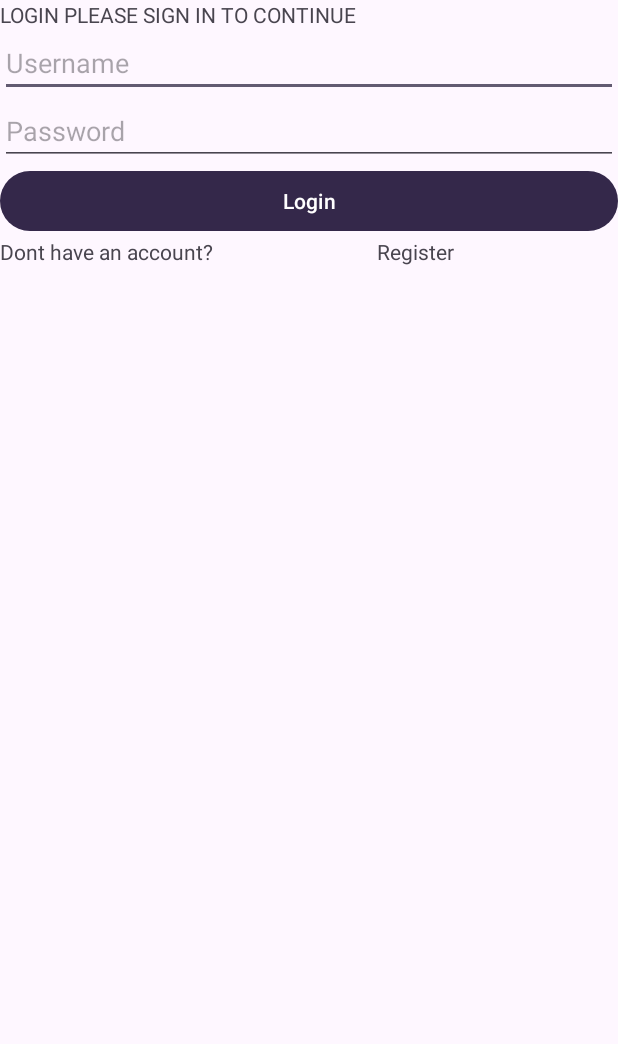
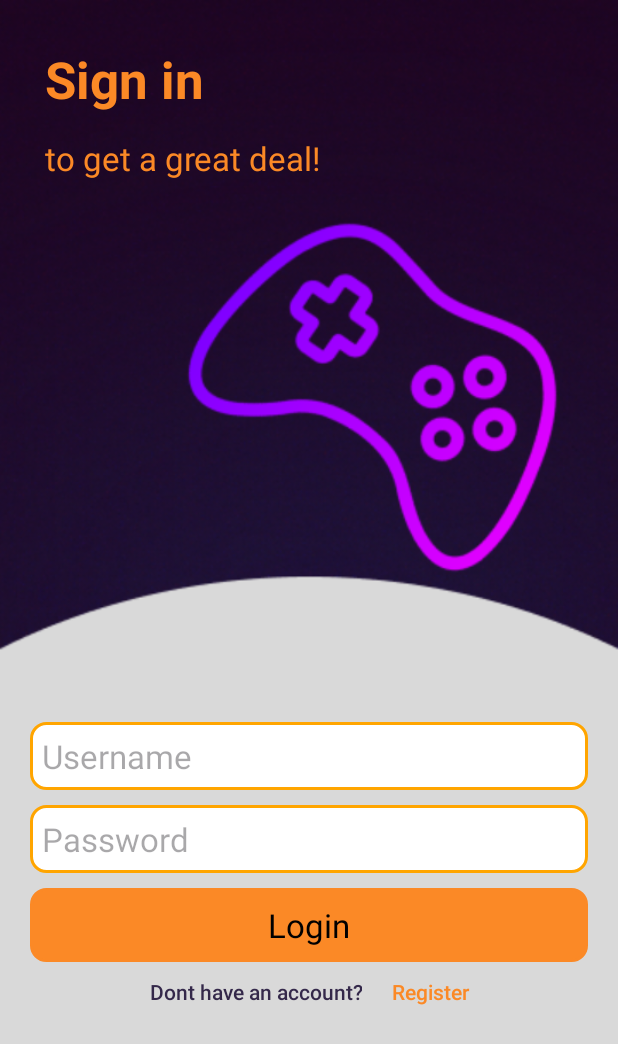
Before and after one commit to Haritch-6509650757/CS361_Project, an Android app: the screen it shows after launch (LoginActivity), on a phone screen of 412 x 824 dp. Shown: the top 1044 px of the screen. Run offline under Robolectric (Android 15) with nearby library versions, the phone set to English and light mode, and no system bars; our stand-ins replace Volley.

Commit message:
add login page

```diff
--- a/app/src/main/java/com/example/cs361_project/LoginActivity.java
+++ b/app/src/main/java/com/example/cs361_project/LoginActivity.java
@@ -92,10 +92,12 @@ public class LoginActivity extends AppCompatActivity {
                     @Override
                     public void onResponse(String response) {
                         Log.i("DbVolley", response);
+                        int jsonStart = response.indexOf('{');
                         try {
-                            JSONObject c = new JSONObject(response);
+                            JSONObject c = new JSONObject(response.substring(jsonStart));
                             String status = c.getString("status");
                             String message = c.getString("message");
+                            Log.i("CheckerrJson", c.toString());
                             if(status.equals("success")){
                                 username = c.getString("username");
                                 apiKey = c.getString("apiKey");
@@ -115,8 +117,12 @@ public class LoginActivity extends AppCompatActivity {
                                     finish();
                                 }
 
+                            } else if(message.equals("Retry with correct username and password")){
+                                dialogerr.setMessage(R.string.retryconrectuserpass);
+                                dialogerr.show();
                             } else {
                                 Log.e("err", message);
+
                             }
 
                         } catch (JSONException e) {
--- a/app/src/main/res/layout/login_page.xml
+++ b/app/src/main/res/layout/login_page.xml
@@ -4,47 +4,82 @@
     xmlns:tools="http://schemas.android.com/tools"
     android:id="@+id/main"
     android:layout_width="match_parent"
-    android:layout_height="wrap_content"
+    android:layout_height="match_parent"
+    android:background="@drawable/login_page"
     android:orientation="vertical"
     tools:context=".LoginActivity">
 
 
+    <TextView
+        android:id="@+id/textView"
+        android:layout_width="match_parent"
+        android:layout_height="wrap_content"
+        android:layout_marginStart="30dp"
+        android:layout_marginTop="30dp"
+        android:text="@string/signin"
+        android:textAppearance="@style/TextAppearance.AppCompat.Display1"
+        android:textColor="@color/orangetext"
+        android:textStyle="bold" />
+
+    <TextView
+        android:id="@+id/textView3"
+        android:layout_width="match_parent"
+        android:layout_height="wrap_content"
+        android:layout_marginStart="30dp"
+        android:layout_marginTop="15dp"
+        android:text="@string/greatdeal"
+        android:textAppearance="@style/TextAppearance.AppCompat.Large"
+        android:textColor="@color/orangetext" />
+
+    <Space
+        android:layout_width="match_parent"
+        android:layout_height="wrap_content"
+        android:layout_weight="5" />
+
     <LinearLayout
         android:layout_width="match_parent"
-        android:layout_height="match_parent"
+        android:layout_height="wrap_content"
+        android:layout_margin="20dp"
+        android:layout_weight="2"
         android:orientation="vertical">
-
-        <TextView
-            android:id="@+id/textView"
-            android:layout_width="match_parent"
-            android:layout_height="wrap_content"
-            android:text="LOGIN PLEASE SIGN IN TO CONTINUE" />
 
         <EditText
             android:id="@+id/loginusername"
             android:layout_width="match_parent"
             android:layout_height="wrap_content"
+            android:layout_marginTop="10dp"
+            android:background="@drawable/rounded_orange_border"
             android:ems="10"
             android:hint="@string/username"
-            android:inputType="text" />
+            android:inputType="text"
+            android:textAppearance="@style/TextAppearance.AppCompat.Large" />
 
         <EditText
             android:id="@+id/loginpassword"
             android:layout_width="match_parent"
             android:layout_height="wrap_content"
+            android:layout_marginTop="10dp"
+            android:background="@drawable/rounded_orange_border"
             android:ems="10"
             android:hint="@string/password"
-            android:inputType="textPassword" />
+            android:inputType="textPassword"
+            android:textAppearance="@style/TextAppearance.AppCompat.Large" />
 
         <Button
             android:id="@+id/login_btn"
             android:layout_width="match_parent"
             android:layout_height="wrap_content"
-            android:text="Login" />
+            android:layout_marginTop="10dp"
+            android:background="@drawable/rounded_orange_border"
+            android:text="@string/login"
+            android:textAppearance="@style/TextAppearance.AppCompat.Large"
+            android:textColor="@color/black" />
 
         <LinearLayout
             android:layout_width="match_parent"
             android:layout_height="match_parent"
+            android:layout_marginTop="10dp"
+            android:layout_weight="1"
             android:orientation="horizontal">
 
             <TextView
@@ -52,14 +87,21 @@
                 android:layout_width="wrap_content"
                 android:layout_height="wrap_content"
                 android:layout_weight="1"
-                android:text="Dont have an account?" />
+                android:gravity="end"
+                android:text="@string/donthaveaccount"
+                android:textAppearance="@style/TextAppearance.AppCompat.Body2"
+                android:textColor="@color/purplebtn" />
 
             <TextView
                 android:id="@+id/register"
                 android:layout_width="wrap_content"
                 android:layout_height="wrap_content"
+                android:layout_marginStart="20dp"
                 android:layout_weight="1"
-                android:text="Register" />
+                android:text="@string/register"
+                android:textAppearance="@style/TextAppearance.AppCompat.Body2"
+                android:textColor="@color/orangetext" />
         </LinearLayout>
     </LinearLayout>
+
 </LinearLayout>
--- a/app/src/main/res/layout/register_page.xml
+++ b/app/src/main/res/layout/register_page.xml
@@ -91,7 +91,8 @@
             android:layout_marginTop="10dp"
             android:background="@drawable/rounded_orange_border"
             android:text="@string/register"
-            android:textAppearance="@style/TextAppearance.AppCompat.Large" />
+            android:textAppearance="@style/TextAppearance.AppCompat.Large"
+            android:textColor="@color/black" />
 
     </LinearLayout>
 </LinearLayout>
--- a/app/src/main/res/values/colors.xml
+++ b/app/src/main/res/values/colors.xml
@@ -4,4 +4,5 @@
     <color name="white">#FFFFFFFF</color>
     <color name="purplebtn">#34284A</color>
     <color name="orangeborder">#FFA500</color>
+    <color name="orangetext">#FB8926</color>
 </resources>
--- a/app/src/main/res/values/strings.xml
+++ b/app/src/main/res/values/strings.xml
@@ -7,6 +7,13 @@
     <string name="customer">Customer</string>
     <string name="seller">Seller</string>
     <string name="register">Register</string>
+
+    <string name="retryconrectuserpass">Retry with correct username and password</string>
+
+    <string name="signin">Sign in</string>
+    <string name="greatdeal">to get a great deal!</string>
+    <string name="login">Login</string>
+    <string name="donthaveaccount">Dont have an account?</string>
 
 
 
--- a/app/src/main/res/values/themes.xml
+++ b/app/src/main/res/values/themes.xml
@@ -3,7 +3,7 @@
     <style name="Base.Theme.Cs361_project" parent="Theme.Material3.DayNight.NoActionBar">
         <!-- Customize your light theme here. -->
         <!-- <item name="colorPrimary">@color/my_light_primary</item> -->
-        <item name="colorPrimary">@color/purplebtn</item>
+        <item name="colorPrimary">@color/orangetext</item>
     </style>
 
     <style name="Theme.Cs361_project" parent="Base.Theme.Cs361_project" />
```
Also changed, not shown: app/src/main/res/drawable-sw320dp/login_page.png (added), app/src/main/res/drawable-sw600dp/login_page.png (added), app/src/main/res/drawable-sw800dp/login_page.png (added), app/src/main/res/drawable/login_page.png (added), 4 other files.
